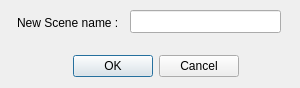
This is superboucle/add_scene_ui.ui in zigmhount/SpinTool_zig as Qt 5 draws it before an edit. The edited form follows.
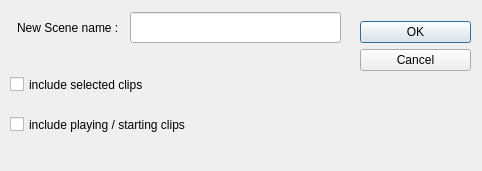
This is the edited form.

The edit to the form file:
```diff
--- a/superboucle/add_scene_ui.ui
+++ b/superboucle/add_scene_ui.ui
@@ -6,8 +6,8 @@
    <rect>
     <x>0</x>
     <y>0</y>
-    <width>300</width>
-    <height>88</height>
+    <width>482</width>
+    <height>171</height>
    </rect>
   </property>
   <property name="windowTitle">
@@ -16,14 +16,14 @@
   <widget class="QDialogButtonBox" name="buttonBox">
    <property name="geometry">
     <rect>
-     <x>70</x>
-     <y>50</y>
-     <width>171</width>
-     <height>32</height>
+     <x>360</x>
+     <y>0</y>
+     <width>111</width>
+     <height>91</height>
     </rect>
    </property>
    <property name="orientation">
-    <enum>Qt::Horizontal</enum>
+    <enum>Qt::Vertical</enum>
    </property>
    <property name="standardButtons">
     <set>QDialogButtonBox::Cancel|QDialogButtonBox::Ok</set>
@@ -36,9 +36,9 @@
    <property name="geometry">
     <rect>
      <x>130</x>
-     <y>10</y>
-     <width>151</width>
-     <height>23</height>
+     <y>12</y>
+     <width>211</width>
+     <height>31</height>
     </rect>
    </property>
   </widget>
@@ -46,7 +46,7 @@
    <property name="geometry">
     <rect>
      <x>17</x>
-     <y>15</y>
+     <y>20</y>
      <width>111</width>
      <height>16</height>
     </rect>
@@ -55,6 +55,38 @@
     <string>New Scene name :</string>
    </property>
   </widget>
+  <widget class="QCheckBox" name="checkBoxIncludeSelected">
+   <property name="geometry">
+    <rect>
+     <x>10</x>
+     <y>70</y>
+     <width>341</width>
+     <height>29</height>
+    </rect>
+   </property>
+   <property name="accessibleName">
+    <string>Help_Scene_Include</string>
+   </property>
+   <property name="text">
+    <string>include selected clips</string>
+   </property>
+  </widget>
+  <widget class="QCheckBox" name="checkBoxIncludeStart">
+   <property name="geometry">
+    <rect>
+     <x>10</x>
+     <y>110</y>
+     <width>341</width>
+     <height>29</height>
+    </rect>
+   </property>
+   <property name="accessibleName">
+    <string>Help_Scene_Include</string>
+   </property>
+   <property name="text">
+    <string>include playing / starting clips</string>
+   </property>
+  </widget>
  </widget>
  <resources/>
  <connections>
```
